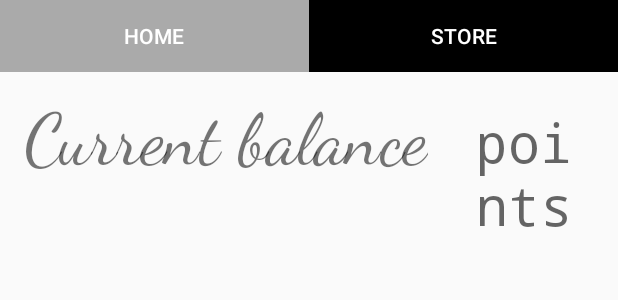
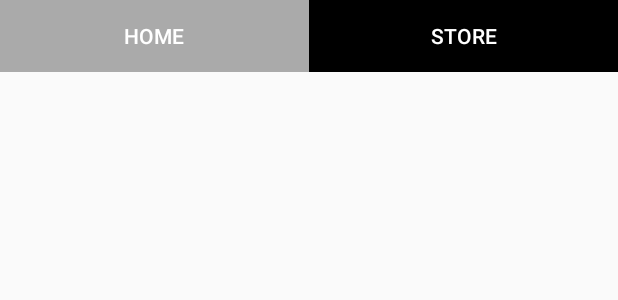
Before and after one commit to cebed/DAT256-TeamProject, an Android app: the layout activity_main2.xml on its own in the app's theme, with its tools: preview values and no code run, on a phone screen of 412 x 824 dp. Shown: the top 300 px of the screen. Run offline under Robolectric (Android 15) with nearby library versions, the phone set to English and light mode, and no system bars.

Commit message:
Revert "Store_activity upplagd dock finns inga bilder än"
This reverts commit 179940258ee5e6a61e3b2a3903707459fbdb9307.

```diff
--- a/app/src/main/res/layout/activity_main2.xml
+++ b/app/src/main/res/layout/activity_main2.xml
@@ -1,152 +1,38 @@
 <?xml version="1.0" encoding="utf-8"?>
-
-<RelativeLayout
-    xmlns:android="http://schemas.android.com/apk/res/android"
+<android.support.constraint.ConstraintLayout xmlns:android="http://schemas.android.com/apk/res/android"
+    xmlns:app="http://schemas.android.com/apk/res-auto"
     xmlns:tools="http://schemas.android.com/tools"
     android:layout_width="match_parent"
     android:layout_height="match_parent"
+    tools:context=".Main2Activity">
 
-    tools:context=".Main2Activity">
     <LinearLayout
         android:layout_width="match_parent"
         android:layout_height="wrap_content"
-        android:orientation="vertical">
-        <LinearLayout
-            android:layout_width="match_parent"
-            android:layout_height="wrap_content"
+        android:layout_alignParentBottom="true"
         android:orientation="horizontal">
+
     <Button
         android:id="@+id/button3"
-                android:layout_width="wrap_content"
+        android:layout_width="0dp"
         android:layout_height="wrap_content"
-                android:layout_weight="1.0"
+        android:layout_weight="0.5"
         android:text="@string/home"
         android:background="@android:color/darker_gray"
         android:textColor="@android:color/white"
         style="?android:attr/borderlessButtonStyle"
         />
+
     <Button
         android:id="@+id/button2"
+        android:layout_width="0dp"
+        android:layout_height="wrap_content"
+        android:layout_weight="0.5"
+        android:text="@string/store"
+        android:background="@android:color/black"
+        android:textColor="@android:color/white"
         style="?android:attr/borderlessButtonStyle"
-                android:layout_width="wrap_content"
-                android:layout_height="wrap_content"
-                android:layout_weight="1.0"
-                android:layout_alignParentRight="true"
-                android:background="@android:color/black"
-                android:text="@string/store"
-                android:textColor="@android:color/white" />
-
-        </LinearLayout>
-        <LinearLayout
-            android:layout_width="match_parent"
-            android:layout_height="wrap_content"
-            android:orientation="horizontal"
-            android:layout_gravity="right"
-            android:gravity="right">
-
-            <TextView
-                android:id="@+id/show_text_curent_balance"
-                android:layout_width="wrap_content"
-                android:layout_height="wrap_content"
-                android:layout_margin="16dp"
-                android:fontFamily="cursive"
-                android:text="Current balance"
-                android:textSize="48sp" />
-
-            <TextView
-                android:id="@+id/current_balance_store_textview"
-                android:layout_width="wrap_content"
-                android:layout_height="wrap_content"
-                android:layout_margin="16dp"
-                android:fontFamily="monospace"
-                android:hint="points"
-                android:textSize="36sp" />
-
+        />
 </LinearLayout>
 
-
-
-
-
-    </LinearLayout>
-    <!--
-        <TextView
-            android:id="@+id/kkkl"
-            android:layout_width="wrap_content"
-            android:layout_height="wrap_content"
-            android:layout_margin="16dp"
-            android:layout_alignParentTop="true"
-            android:text="oroaoaoraondssndsndsndnsnsndsndsdnsndsnds"
-            android:layout_marginLeft="96dp"
-            android:layout_alignParentRight="true"
-            android:layout_marginRight="96dp" />
-
-
-
-
-
-          <LinearLayout
-              android:id="@+id/empty_view"
-              android:layout_width="match_parent"
-              android:layout_height="wrap_content"
-              android:layout_alignParentStart="true"
-              android:layout_alignParentTop="true"
-              android:layout_marginStart="0dp"
-              android:layout_marginTop="0dp"
-              android:gravity="center_horizontal|center_vertical"
-              android:orientation="vertical">
-
-                     <ImageView
-                         android:id="@+id/empty_view_image"
-                         android:layout_width="wrap_content"
-                         android:layout_height="wrap_content"
-                         android:src="@drawable/empty_white_box"/>
-
-            <TextView
-                android:id="@+id/empty_view_text"
-                android:layout_width="wrap_content"
-                android:layout_height="wrap_content"
-                android:layout_margin="16dp"
-
-                android:layout_marginLeft="96dp"
-                android:layout_marginRight="96dp" />
-
-
-        </LinearLayout>
-
-     -->
-    <GridView
-        android:id="@+id/list_view"
-        android:layout_width="match_parent"
-        android:layout_height="wrap_content"
-        android:paddingBottom="10dp"
-        android:paddingLeft="10dp"
-        android:paddingTop="100dp"
-        android:layout_margin="24dp"
-        android:paddingRight="10dp"
-        android:layout_alignParentBottom="true"
-
-        android:orientation="vertical"
-        android:layout_marginLeft="20dp"
-        android:layout_marginRight="20dp"
-        android:gravity="center|bottom"
-        android:columnWidth="280dp"
-        android:numColumns="3"
-        android:horizontalSpacing="10dp"
-        android:stretchMode="spacingWidth"
-        android:verticalSpacing="25dp"
-
-        >
-
-    </GridView>
-    <!--
-      <android.support.design.widget.FloatingActionButton
-          android:id="@+id/fab"
-          android:layout_width="wrap_content"
-          android:layout_height="wrap_content"
-          android:layout_margin="@dimen/fab_margin"
-          android:layout_alignParentRight="true"
-          android:layout_alignParentBottom="true"
-          android:src="@drawable/ic_add_white_24dp"/>
-     -->
-</RelativeLayout>
+</android.support.constraint.ConstraintLayout>
```
Also changed, not shown: app/src/main/java/com/semcon/oil/carpoc/Main2Activity.java (+0 -43 lines), app/src/main/java/com/semcon/oil/carpoc/StockCursorAdapter.java (deleted, +0 -54 lines), app/src/main/java/com/semcon/oil/carpoc/database/Dataforstore.java (deleted, +0 -20 lines), app/src/main/res/drawable-v24/ic_launcher_foreground.xml (added, +34 -0 lines), app/src/main/res/layout/adapt_the_view.xml (deleted, +0 -76 lines). Lines whose indentation alone changed are shown as unchanged.
